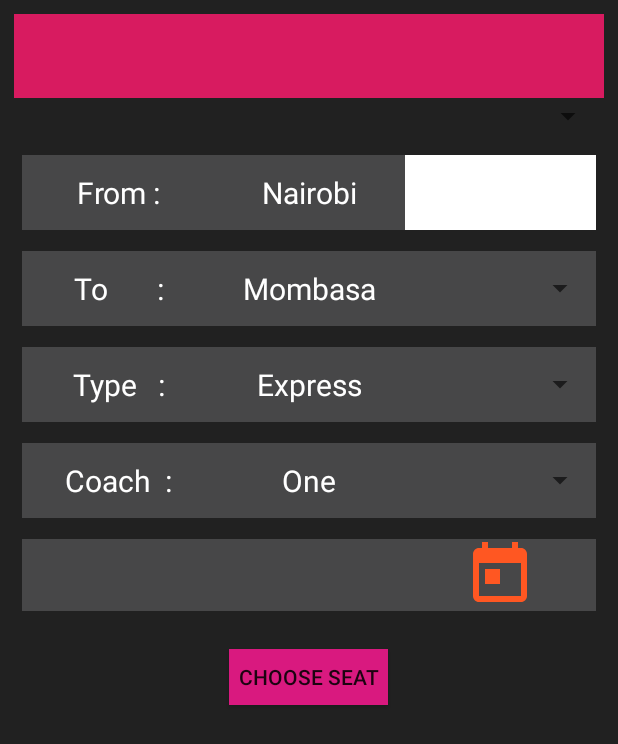
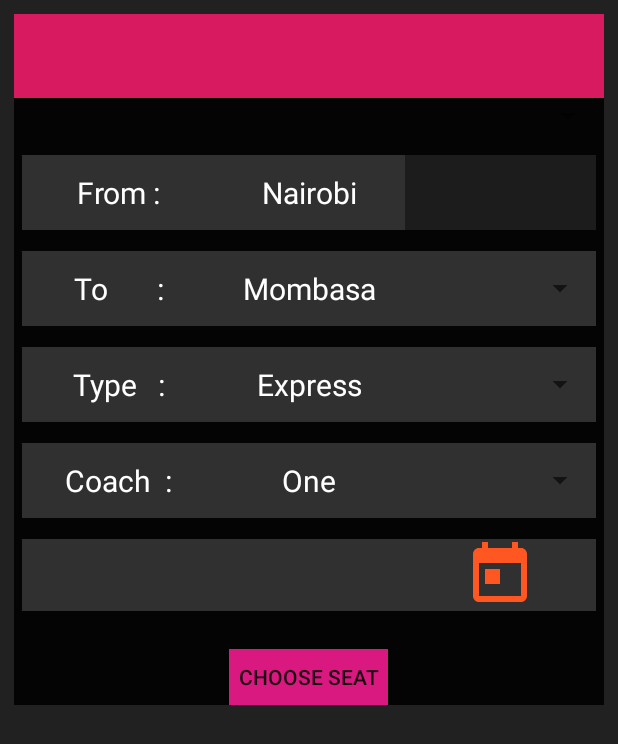
Before and after one commit to devimumo/Trains_booking, an Android app: the ParameterActivity screen opened directly, with no data from a screen before it, on a phone screen of 412 x 824 dp. Shown: the top 744 px of the screen. Run offline under Robolectric (Android 15) with nearby library versions, the phone set to English and light mode, and no system bars; our stand-ins replace Volley; libraries missing offline, so code that uses them is left out: com.jaredrummler.materialspinner; plain views replace MaterialSpinner; network calls fail; 3 statements that could not run were skipped.

Commit message:
another_one

```diff
--- a/app/src/main/res/layout/activity_parameter.xml
+++ b/app/src/main/res/layout/activity_parameter.xml
@@ -1,15 +1,28 @@
 <?xml version="1.0" encoding="utf-8"?>
-<LinearLayout
+
+
+
+<androidx.core.widget.NestedScrollView
+    android:id="@+id/nestedScrollView"
     xmlns:android="http://schemas.android.com/apk/res/android"
     xmlns:app="http://schemas.android.com/apk/res-auto"
     xmlns:tools="http://schemas.android.com/tools"
     android:layout_width="match_parent"
     android:layout_height="match_parent"
-    android:orientation="vertical"
     android:background="#DD000000"
+    android:overScrollMode="never"
 
     android:padding="9dp"
     tools:context=".ParameterActivity">
+
+
+
+<LinearLayout
+    android:layout_width="match_parent"
+    android:layout_height="match_parent"
+    android:orientation="vertical"
+    android:background="#DD000000"
+>
 
 
     <include
@@ -67,7 +80,7 @@ android:text="Nairobi"
             android:layout_height="match_parent"
             android:spinnerStyle="@android:style/Widget.Spinner.DropDown"
            android:layout_weight="2"
-            android:background="#ffffff"
+            android:background="#72050404"
 
             android:layout_toRightOf="@+id/nairobi"/>
 
@@ -286,3 +299,4 @@ android:text="Nairobi"
 
 
 </LinearLayout>
+</androidx.core.widget.NestedScrollView>
```
Also changed, not shown: app/src/main/java/com/firstapp/david/trains/FirstActivity.java (+4 -3 lines), app/src/main/res/layout/activity_login.xml (+33 -10 lines).
